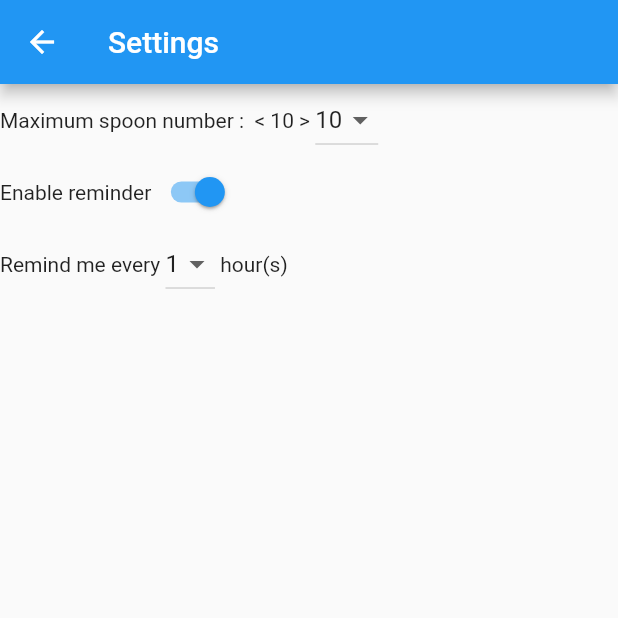
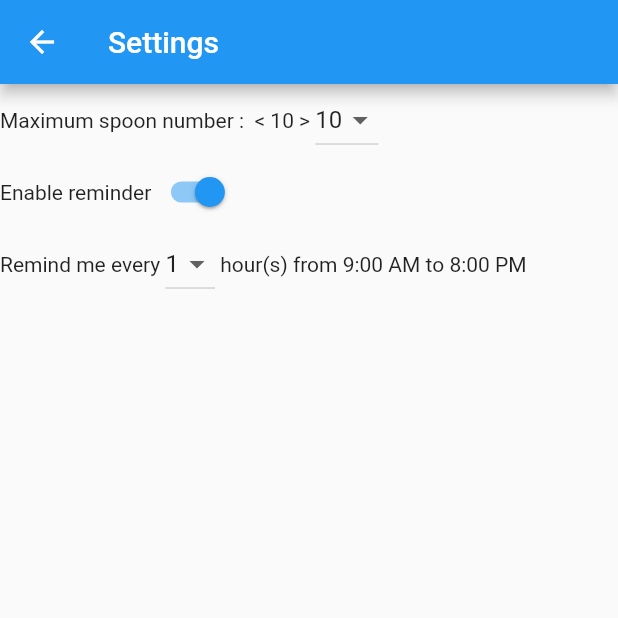
Before and after one commit to jbousquie/myspoons, a Flutter app: the screen it shows after launch, after a tap on the "settings" icon, on a phone screen of 412 x 824 dp, the top half of it. Run offline on Flutter 3.47's test engine with Material 2 defaults, Android fonts, the phone set to English and light mode, and no system bars; our stand-ins replace flutter_local_notifications, permission_handler, shared_preferences, timezone.

Commit message:
notifications

```diff
--- a/lib/model.dart
+++ b/lib/model.dart
@@ -2,7 +2,7 @@
 
 // https://davidserrano.io/best-way-to-handle-permissions-in-your-flutter-app
 
-import 'package:flutter/foundation.dart';
+import 'package:flutter/material.dart';
 import 'package:shared_preferences/shared_preferences.dart';
 import 'package:permission_handler/permission_handler.dart';
 
@@ -18,11 +18,8 @@ class SpoonTracker extends ChangeNotifier {
   final String _columns = 'Timestamp;WeekDay;EnergyRate;SpoonNb;Comment\n';
   final String _filename = 'myspoons.csv';
   late Settings settings;
-  late final LocalNotificationService service;
   SpoonTracker() {
     setbackInitials();
-    service = LocalNotificationService();
-    service.initialize();
   }
 
   int get energyRate {
@@ -82,8 +79,7 @@ class SpoonTracker extends ChangeNotifier {
     return f;
   }
 
-  Future<File> _writeData(String dateString, int weekday, int energyRate,
-      int spoonNb, String comment) async {
+  Future<File> _writeData(String dateString, int weekday, int energyRate, int spoonNb, String comment) async {
     final file = await _localFile;
     final bool hasFilePersmission = await requestFilePermission();
     if (hasFilePersmission) {
@@ -138,8 +134,15 @@ class Settings extends ChangeNotifier {
   int maxSpoonNb = 10;
   bool enableReminder = true;
   int reminderPeriod = 1;
+  static int defaultHourStart = 9;
+  static int defaultHourStop = 20;
+  TimeOfDay reminderStart = TimeOfDay(hour: defaultHourStart, minute: 0);
+  TimeOfDay reminderStop = TimeOfDay(hour: defaultHourStop, minute: 0);
   late SpoonTracker spoonTracker;
+  late final LocalNotificationService localNotificationService;
   Settings() {
+    localNotificationService = LocalNotificationService();
+    localNotificationService.initialize();
     setbackInitials();
   }
 
@@ -153,8 +156,7 @@ class Settings extends ChangeNotifier {
 
   void updateMaxSpoonNb(int value) {
     String oldComment = spoonTracker.comment;
-    spoonTracker._comment =
-        'Change max spoon number from $maxSpoonNb to $value';
+    spoonTracker._comment = 'Change max spoon number from $maxSpoonNb to $value';
     spoonTracker.logData();
     spoonTracker._comment = oldComment;
     maxSpoonNb = value;
@@ -162,8 +164,10 @@ class Settings extends ChangeNotifier {
   }
 
   void updateReminder(bool enabled, int period) {
+    localNotificationService.plugin.cancelAll();
     enableReminder = enabled;
     reminderPeriod = period;
+    if (enableReminder) {}
     notifyListeners();
   }
 
--- a/lib/notification_service.dart
+++ b/lib/notification_service.dart
@@ -1,32 +1,35 @@
 import 'package:flutter_local_notifications/flutter_local_notifications.dart';
-//import 'package:timezone/timezone.dart' as tz;
-//import 'package:timezone/data/latest.dart' as tzData;
+import 'package:timezone/timezone.dart' as tz;
+import 'package:timezone/data/latest.dart' as tz;
 
 // https://www.youtube.com/watch?v=Yrq2llD2Ldw    9'55
 // https://romannurik.github.io/AndroidAssetStudio/index.html
+
+// https://forum.devsach.in/discussion/38/flutter-local-notifications-the-resource-ic-launcher-could-not-be-found
 
 class LocalNotificationService {
   LocalNotificationService();
 
   final _localNotificationService = FlutterLocalNotificationsPlugin();
 
+  FlutterLocalNotificationsPlugin get plugin {
+    return _localNotificationService;
+  }
+
   Future<void> initialize() async {
+    tz.initializeTimeZones();
     const AndroidInitializationSettings androidInitializationSettings =
-        AndroidInitializationSettings('@drawable/ic_stat_spoon.png');
+        AndroidInitializationSettings('@mipmap/launcher_icon');
 
-    const InitializationSettings settings =
-        InitializationSettings(android: androidInitializationSettings);
+    const InitializationSettings settings = InitializationSettings(android: androidInitializationSettings);
 
     await _localNotificationService.initialize(settings);
   }
 
   Future<NotificationDetails> _notificationDetails() async {
-    const AndroidNotificationDetails androidNotificationDetails =
-        AndroidNotificationDetails('channel_id', 'channel_name',
-            channelDescription: 'description',
-            importance: Importance.max,
-            priority: Priority.max,
-            playSound: true);
+    const AndroidNotificationDetails androidNotificationDetails = AndroidNotificationDetails(
+        'channel_id', 'channel_name',
+        channelDescription: 'description', importance: Importance.max, priority: Priority.max, playSound: true);
     return const NotificationDetails(android: androidNotificationDetails);
   }
 
@@ -38,4 +41,13 @@ class LocalNotificationService {
     final details = await _notificationDetails();
     await _localNotificationService.show(id, title, body, details);
   }
+
+  Future<void> showScheduledNotification(
+      {required int id, required String title, required String body, required int seconds}) async {
+    final details = await _notificationDetails();
+    await _localNotificationService.zonedSchedule(
+        id, title, body, tz.TZDateTime.from(DateTime.now().add(Duration(seconds: seconds)), tz.local), details,
+        androidAllowWhileIdle: true,
+        uiLocalNotificationDateInterpretation: UILocalNotificationDateInterpretation.absoluteTime);
+  }
 }
--- a/lib/settingsPage.dart
+++ b/lib/settingsPage.dart
@@ -12,10 +12,12 @@ class SettingsPage extends StatelessWidget {
   @override
   Widget build(BuildContext context) {
     return WillPopScope(
-        child: Scaffold(
-            appBar: AppBar(title: Text(title)),
-            body: buildSettingsContent(context)),
+        child: Scaffold(appBar: AppBar(title: Text(title)), body: buildSettingsContent(context)),
+        //On leaving the Settings page
         onWillPop: () async {
+          Provider.of<Settings>(context, listen: false)
+              .localNotificationService
+              .showScheduledNotification(id: 0, title: 'test sche', body: "Coucou", seconds: 4);
           Provider.of<Settings>(context, listen: false).storeSettings();
           Navigator.of(context).pop();
           return true;
@@ -34,8 +36,7 @@ class SettingsPage extends StatelessWidget {
 
   // return a list of DropdownMenuItem from a list of integers
   List<DropdownMenuItem> _listDropdownMenuItemFromList(List<int> list) {
-    List<DropdownMenuItem> itemList =
-        list.map<DropdownMenuItem<int>>((int value) {
+    List<DropdownMenuItem> itemList = list.map<DropdownMenuItem<int>>((int value) {
       return DropdownMenuItem<int>(value: value, child: Text(value.toString()));
     }).toList();
     return itemList;
@@ -72,6 +73,12 @@ class SettingsPage extends StatelessWidget {
     Settings provider = Provider.of<Settings>(context, listen: false);
     bool enabled = provider.enableReminder;
     int period = provider.reminderPeriod;
+    TimeOfDay notifierStart = provider.reminderStart;
+    TimeOfDay notifierStop = provider.reminderStop;
+    final localizations = MaterialLocalizations.of(context);
+    final formattedStart = localizations.formatTimeOfDay(notifierStart);
+    final formattedStop = localizations.formatTimeOfDay(notifierStop);
+
     List<int> list = [1, 2, 3, 4];
     return Column(
       children: [
@@ -81,9 +88,11 @@ class SettingsPage extends StatelessWidget {
             DropdownButton(
                 items: _listDropdownMenuItemFromList(list),
                 value: period,
-                onChanged: (value) =>
-                    {_updateNotifier(context, enabled, value)}),
-            const Text(' hour(s)')
+                onChanged: (value) => {_updateNotifier(context, enabled, value)}),
+            const Text(' hour(s) from '),
+            Text(formattedStart),
+            const Text(' to '),
+            Text(formattedStop)
           ],
         )
       ],
--- a/pubspec.yaml
+++ b/pubspec.yaml
@@ -19,6 +19,7 @@ dependencies:
   path_provider: ^2.0.11
   permission_handler: ^10.2.0
   flutter_local_notifications: ^12.0.4
+  timezone: ^0.9.0
 
 
   cupertino_icons: ^1.0.2
```
